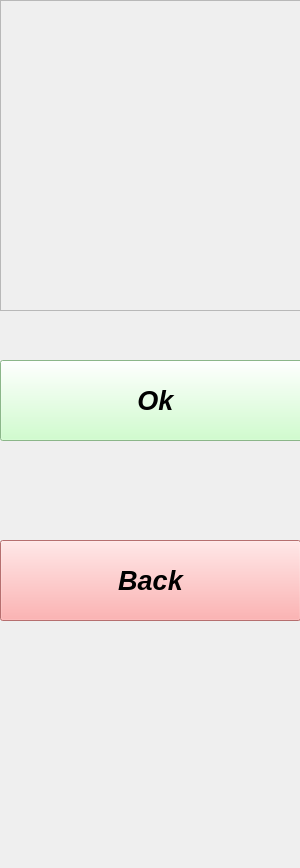
The window that ui/BCI/state_views/confirmationView.ui (CURG-archive/graspit_bci) describes before a commit, drawn with Qt 5.
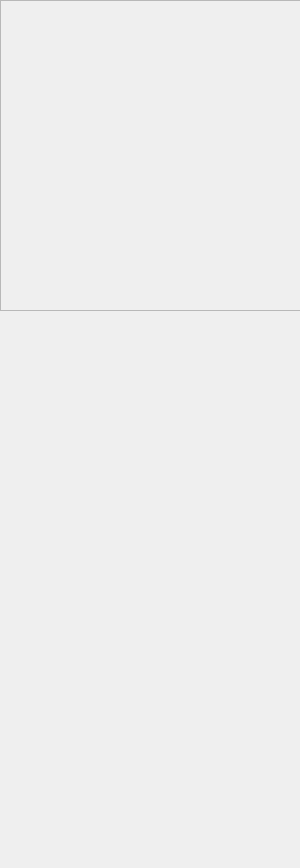
The same window after the commit.

```diff
--- a/ui/BCI/state_views/confirmationView.ui
+++ b/ui/BCI/state_views/confirmationView.ui
@@ -29,54 +29,6 @@
     <enum>QFrame::Raised</enum>
    </property>
   </widget>
-  <widget class="QPushButton" name="buttonBack">
-   <property name="geometry">
-    <rect>
-     <x>0</x>
-     <y>540</y>
-     <width>301</width>
-     <height>81</height>
-    </rect>
-   </property>
-   <property name="font">
-    <font>
-     <pointsize>20</pointsize>
-     <weight>75</weight>
-     <italic>true</italic>
-     <bold>true</bold>
-    </font>
-   </property>
-   <property name="styleSheet">
-    <string notr="true">background-color: rgb(255, 155, 155);</string>
-   </property>
-   <property name="text">
-    <string>Back</string>
-   </property>
-  </widget>
-  <widget class="QPushButton" name="buttonOk">
-   <property name="geometry">
-    <rect>
-     <x>0</x>
-     <y>360</y>
-     <width>311</width>
-     <height>81</height>
-    </rect>
-   </property>
-   <property name="font">
-    <font>
-     <pointsize>20</pointsize>
-     <weight>75</weight>
-     <italic>true</italic>
-     <bold>true</bold>
-    </font>
-   </property>
-   <property name="styleSheet">
-    <string notr="true">background-color: rgb(195, 255, 192);</string>
-   </property>
-   <property name="text">
-    <string>Ok</string>
-   </property>
-  </widget>
  </widget>
  <resources/>
  <connections/>
```
